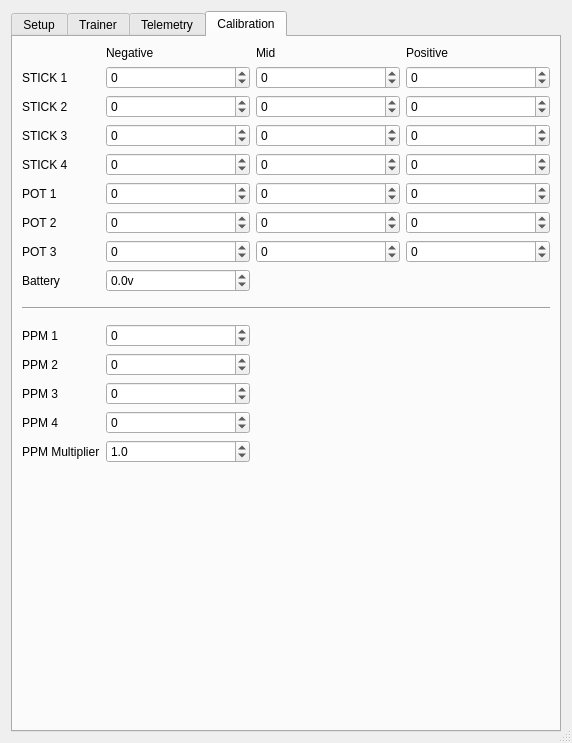
This is src/generaledit.ui in roberto1903/companion9x as Qt 5 draws it before an edit. The edited form follows.
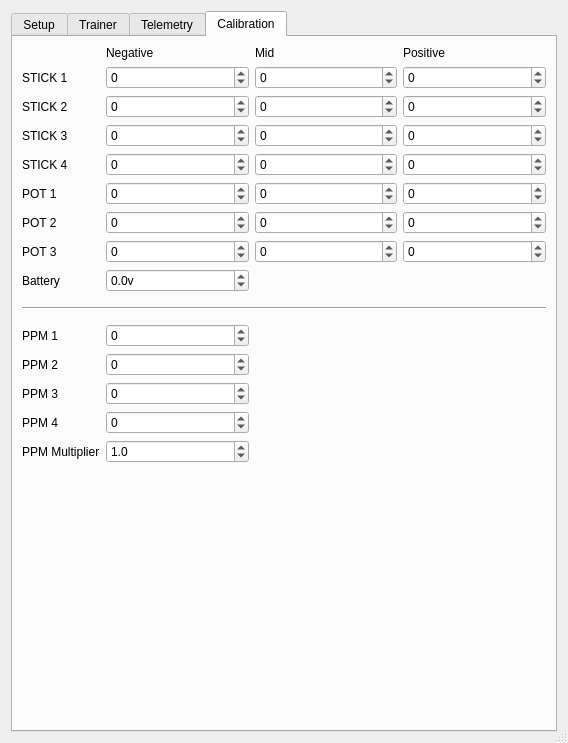
This is the edited form. The open tabs and pages were chosen to show the change. Icons and pictures are not drawn.

Commit message: Tab order in general edit totally wrong.

What changed in the file:
```diff
--- a/src/generaledit.ui
+++ b/src/generaledit.ui
@@ -6,7 +6,7 @@
    <rect>
     <x>0</x>
     <y>0</y>
-    <width>572</width>
+    <width>563</width>
     <height>724</height>
    </rect>
   </property>
```
Left out of the diff: 92 changed lines with no effect on the pictures.
